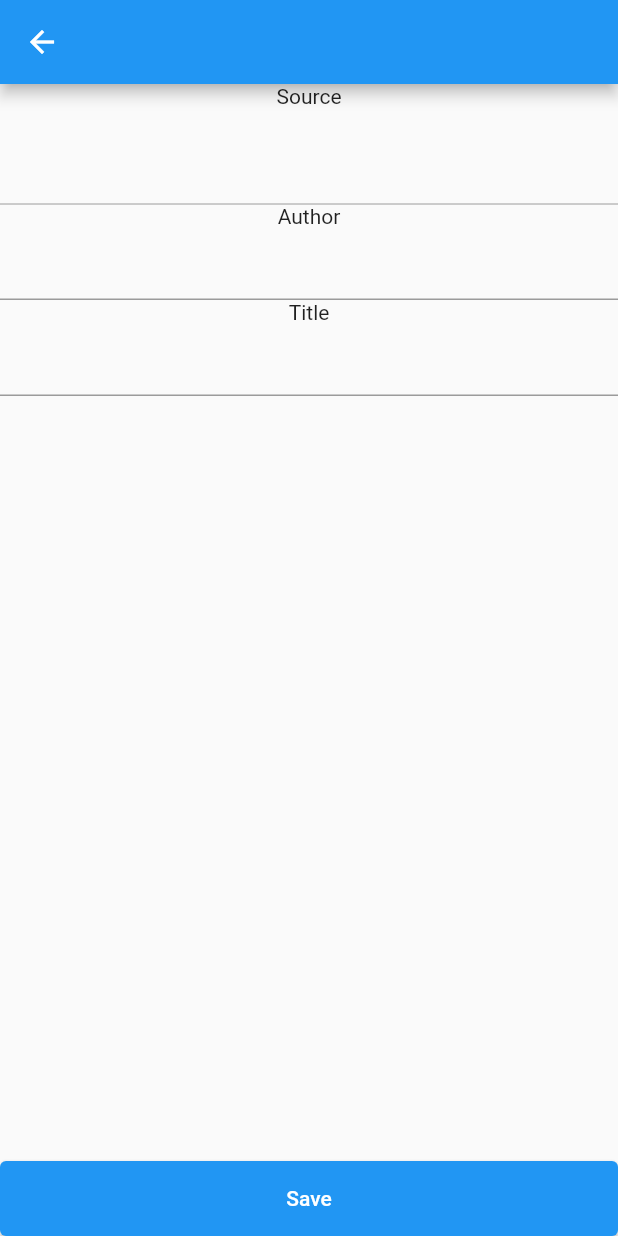
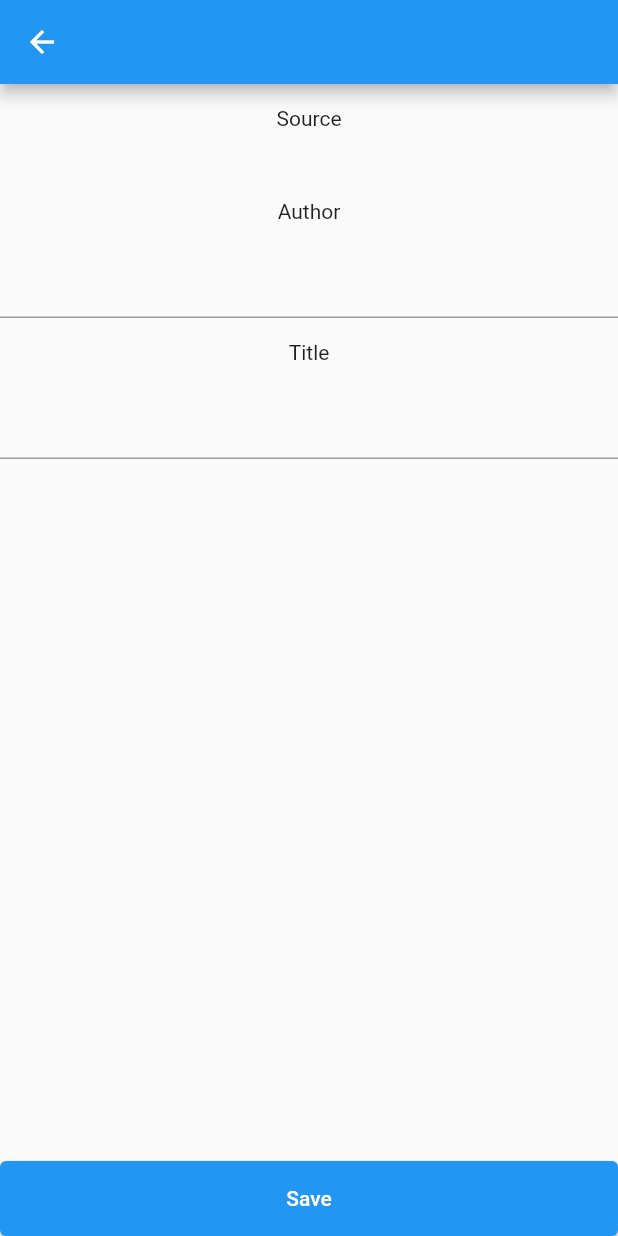
Before and after one commit to HubbleCommand/yt_dlf, a Flutter app: the PlaylistEntryView screen opened directly with empty values, on a phone screen of 412 x 824 dp. Run offline on Flutter 3.47's test engine with Material 2 defaults, Android fonts, the phone set to English and light mode, and no system bars; our stand-ins replace file_picker, permission_handler; missing offline and left inert: youtube_explode_dart.

Commit message:
~ item playlist changed layout

```diff
--- a/lib/widgets/item_playlist.dart
+++ b/lib/widgets/item_playlist.dart
@@ -30,23 +30,27 @@ class _PlaylistEntryViewState extends State<PlaylistEntryView> {
             child: Column(
               mainAxisAlignment: MainAxisAlignment.start,
               children: <Widget>[
-                const Text("Source"),
+                const Padding(
+                  padding: EdgeInsets.all(15), //apply padding to all four sides
+                  child: Text("Source"),
+                ),
                 Text(entry.source, style: const TextStyle(color: Colors.grey),),
-                TextFormField(
-                  enabled: false,
-                  initialValue: entry.source,
+                const Padding(
+                  padding: EdgeInsets.all(15), //apply padding to all four sides
+                  child: Text("Author"),
                 ),
-                const Text("Author"),
                 TextFormField(
                   initialValue: entry.author,
                   onChanged: (value) => entry = PlaylistEntry(title: entry.title, author: value, source: entry.source),
                 ),
-                const Text("Title"),
+                const Padding(
+                  padding: EdgeInsets.all(15), //apply padding to all four sides
+                  child: Text("Title"),
+                ),
                 TextFormField(
                   initialValue: entry.title,
                   onChanged: (value) => entry = PlaylistEntry(title: value, author: entry.author, source: entry.source),
                 ),
-
               ],
             ),
           ),),
```
